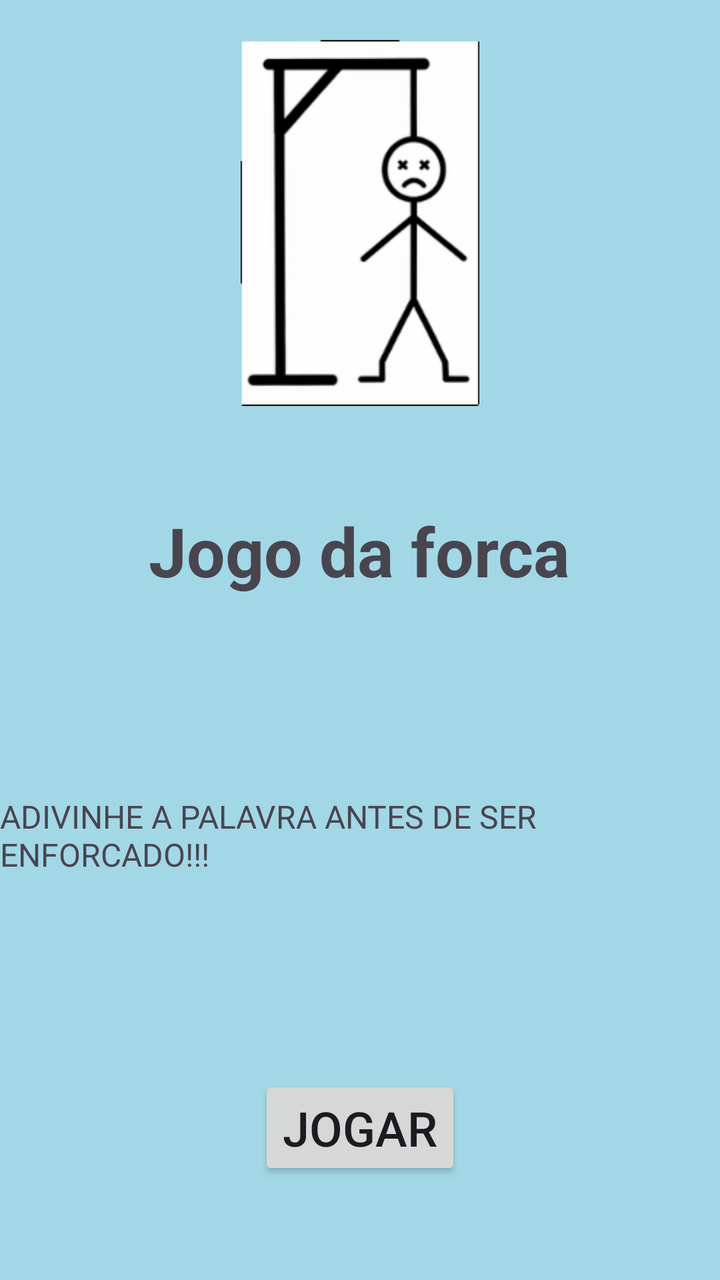
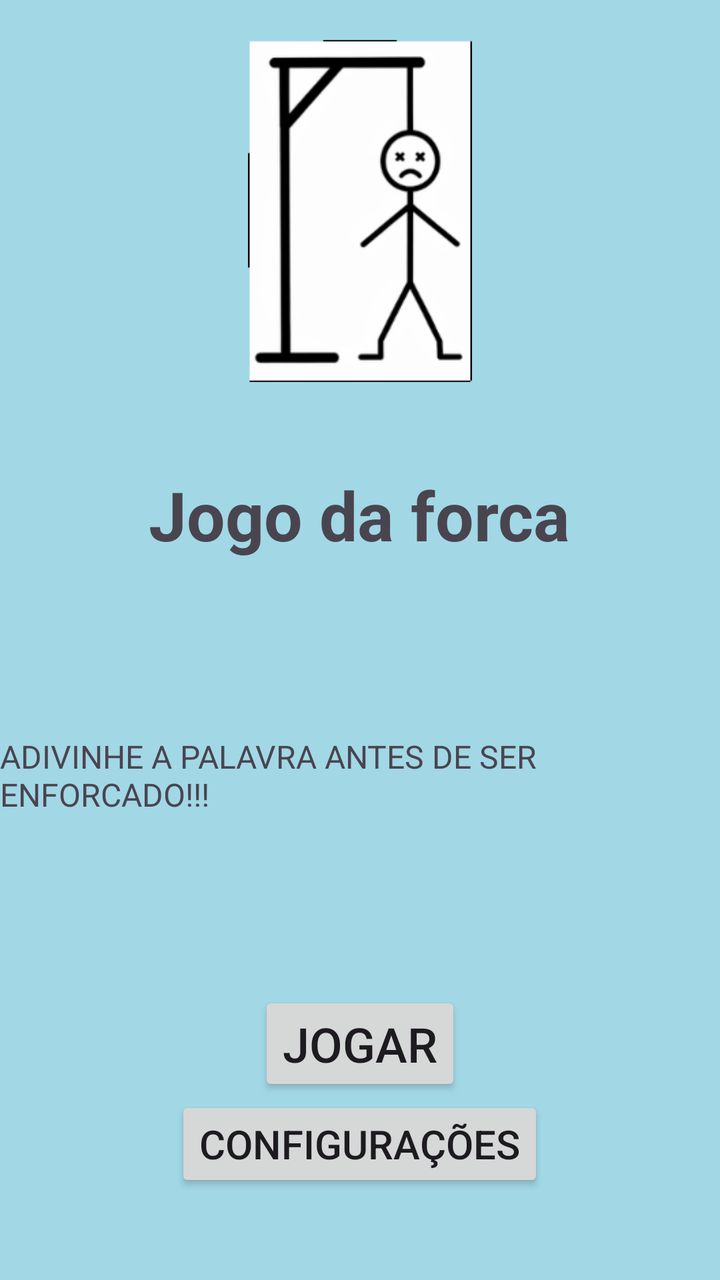

An Android layout rendered at two revisions. The XML below is the earlier revision; the diff shows what the commit changed to produce the second picture.
<!-- AndroidManifest.xml: application theme Theme.Enforcando -->
<!-- res/layout/activity_main.xml -->
<?xml version="1.0" encoding="utf-8"?>
<LinearLayout xmlns:android="http://schemas.android.com/apk/res/android"
    xmlns:app="http://schemas.android.com/apk/res-auto"
    xmlns:tools="http://schemas.android.com/tools"
    android:id="@+id/id08"
    android:layout_width="match_parent"
    android:layout_height="match_parent"
    android:background="#A2D7E6"
    android:orientation="vertical"
    tools:context=".MainActivity">

    <LinearLayout
        android:layout_width="match_parent"
        android:layout_height="wrap_content"
        android:layout_weight="0.25"
        android:gravity="center"
        android:orientation="vertical">

        <ImageView
            android:id="@+id/imageView"
            android:layout_width="match_parent"
            android:layout_height="match_parent"
            android:layout_marginTop="20dp"
            app:srcCompat="@drawable/forca_10_9" />
    </LinearLayout>

    <LinearLayout
        android:layout_width="match_parent"
        android:layout_height="wrap_content"
        android:layout_weight="0.25"
        android:gravity="center"
        android:orientation="vertical">

        <TextView
            android:id="@+id/textView"
            android:layout_width="wrap_content"
            android:layout_height="wrap_content"
            android:text="Jogo da forca"
            android:textSize="34sp"
            android:textStyle="bold" />
    </LinearLayout>

    <LinearLayout
        android:layout_width="match_parent"
        android:layout_height="wrap_content"
        android:layout_weight="0.25"
        android:gravity="center"
        android:orientation="vertical">

        <TextView
            android:id="@+id/textView2"
            android:layout_width="wrap_content"
            android:layout_height="wrap_content"
            android:text="ADIVINHE A PALAVRA ANTES DE SER ENFORCADO!!!"
            android:textSize="16sp" />
    </LinearLayout>

    <LinearLayout
        android:layout_width="match_parent"
        android:layout_height="wrap_content"
        android:layout_weight="0.25"
        android:gravity="center"
        android:orientation="vertical">

        <Button
            android:id="@+id/button"
            android:layout_width="wrap_content"
            android:layout_height="wrap_content"
            android:text="JOGAR"
            android:textSize="24sp" />
    </LinearLayout>
</LinearLayout>
<!-- resources referenced by this layout -->
<resources>
  <!-- drawable forca_10_9: png bitmap (drawable-hdpi, 8804 bytes) -->
  <style name="Theme.Enforcando" parent="Base.Theme.Enforcando" />
  <style name="Base.Theme.Enforcando" parent="Theme.Material3.DayNight.NoActionBar">
          
          
      </style>
</resources>

<!-- the commit's change to res/layout/activity_main.xml (unified diff, before → after) -->
@@ -68,5 +68,12 @@
             android:layout_height="wrap_content"
             android:text="JOGAR"
             android:textSize="24sp" />
+
+        <Button
+            android:id="@+id/configurações"
+            android:layout_width="wrap_content"
+            android:layout_height="wrap_content"
+            android:text="Configurações"
+            android:textSize="20sp" />
     </LinearLayout>
 </LinearLayout>
